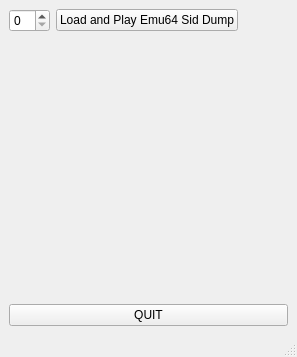
Above: the_pico_sid_desktop_simulation/mainwindow.ui from ThKattanek/the_pico_sid before the change. Below: the same form after it.
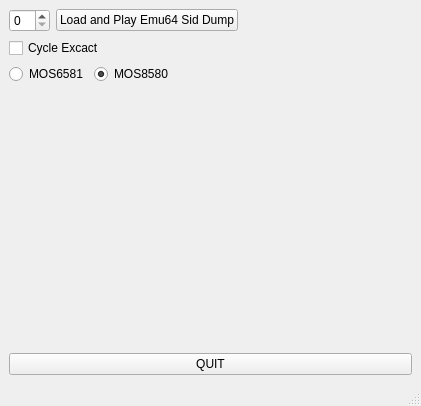
That is the form after the change.

```diff
--- a/the_pico_sid_desktop_simulation/mainwindow.ui
+++ b/the_pico_sid_desktop_simulation/mainwindow.ui
@@ -6,8 +6,8 @@
    <rect>
     <x>0</x>
     <y>0</y>
-    <width>297</width>
-    <height>357</height>
+    <width>421</width>
+    <height>406</height>
    </rect>
   </property>
   <property name="windowTitle">
@@ -46,6 +46,51 @@
       </item>
      </layout>
     </item>
+    <item>
+     <layout class="QHBoxLayout" name="horizontalLayout_2">
+      <item>
+       <widget class="QCheckBox" name="CycleExcact">
+        <property name="text">
+         <string>Cycle Excact</string>
+        </property>
+       </widget>
+      </item>
+     </layout>
+    </item>
+    <item>
+     <layout class="QHBoxLayout" name="horizontalLayout_3">
+      <item>
+       <widget class="QRadioButton" name="mos6581">
+        <property name="text">
+         <string>MOS6581</string>
+        </property>
+       </widget>
+      </item>
+      <item>
+       <widget class="QRadioButton" name="mos8580">
+        <property name="text">
+         <string>MOS8580</string>
+        </property>
+        <property name="checked">
+         <bool>true</bool>
+        </property>
+       </widget>
+      </item>
+      <item>
+       <spacer name="horizontalSpacer_2">
+        <property name="orientation">
+         <enum>Qt::Horizontal</enum>
+        </property>
+        <property name="sizeHint" stdset="0">
+         <size>
+          <width>40</width>
+          <height>20</height>
+         </size>
+        </property>
+       </spacer>
+      </item>
+     </layout>
+    </item>
     <item>
      <spacer name="verticalSpacer">
       <property name="orientation">
```
Left out of the diff: 6 changed lines with no effect on the pictures.
